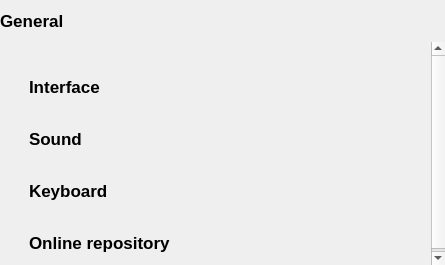
This is sources/context/interface/configpanel.ui in davy7125/polyphone as Qt 5 draws it before an edit. The edited form follows.
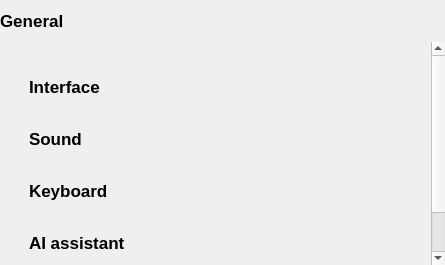
This is the edited form. Custom widgets are drawn as their Qt base class.

```diff
--- a/sources/context/interface/configpanel.ui
+++ b/sources/context/interface/configpanel.ui
@@ -198,6 +198,39 @@
          <item>
           <widget class="ConfigSectionKeyboard" name="keyboardWidget" native="true"/>
          </item>
+         <item>
+          <spacer name="verticalSpacer_mcp">
+           <property name="orientation">
+            <enum>Qt::Vertical</enum>
+           </property>
+           <property name="sizeType">
+            <enum>QSizePolicy::Fixed</enum>
+           </property>
+           <property name="sizeHint" stdset="0">
+            <size>
+             <width>20</width>
+             <height>20</height>
+            </size>
+           </property>
+          </spacer>
+         </item>
+         <item>
+          <widget class="QLabel" name="mcpLabel">
+           <property name="font">
+            <font>
+             <pointsize>13</pointsize>
+             <weight>75</weight>
+             <bold>true</bold>
+            </font>
+           </property>
+           <property name="text">
+            <string>AI assistant</string>
+           </property>
+          </widget>
+         </item>
+         <item>
+          <widget class="ConfigSectionMcp" name="mcpWidget" native="true"/>
+         </item>
          <item>
           <spacer name="verticalSpacer_6">
            <property name="orientation">
@@ -315,6 +348,12 @@
    <header>configsectionkeyboard.h</header>
    <container>1</container>
   </customwidget>
+  <customwidget>
+   <class>ConfigSectionMcp</class>
+   <extends>QWidget</extends>
+   <header>configsectionmcp.h</header>
+   <container>1</container>
+  </customwidget>
   <customwidget>
    <class>ConfigSectionRepository</class>
    <extends>QWidget</extends>
```
